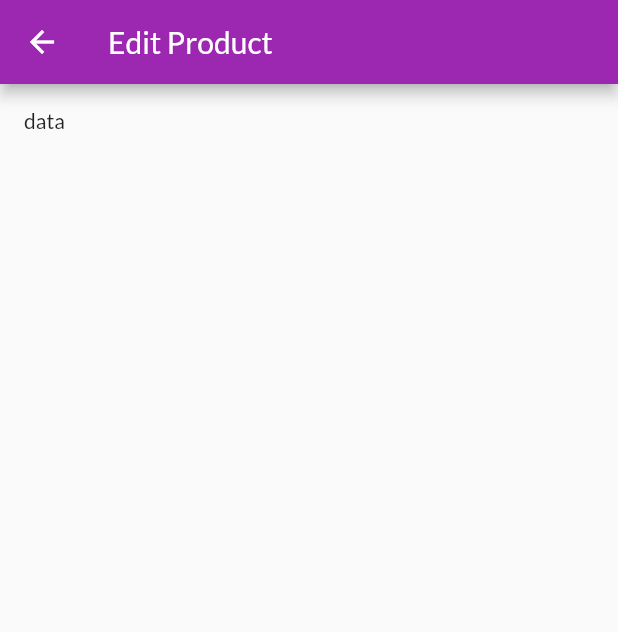
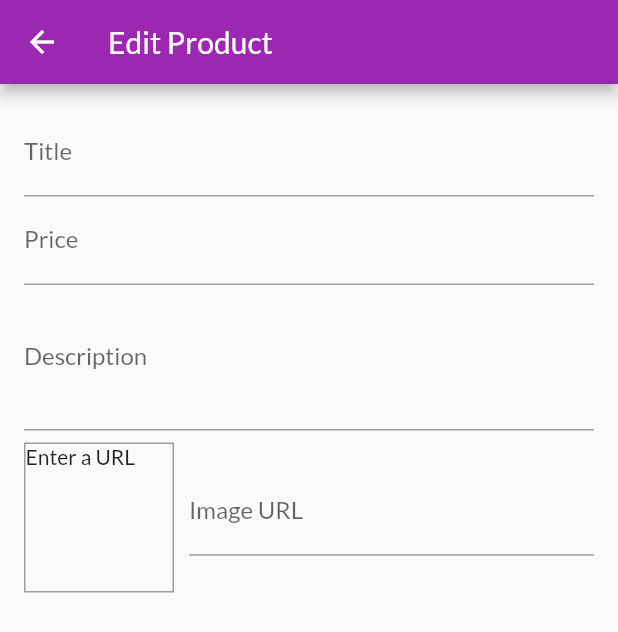
Before and after one commit to felixdusengimana/shoply, a Flutter app: the AddEditProductScreen screen opened directly, on a phone screen of 412 x 824 dp. Shown: the top 632 px of the screen. Run offline on Flutter 3.47's test engine with Material 2 defaults, Android fonts, the phone set to English and light mode, and no system bars; network calls fail.

Commit message:
feat: for

```diff
--- a/lib/main.dart
+++ b/lib/main.dart
@@ -3,6 +3,7 @@ import 'package:provider/provider.dart';
 
 import '../screens/cart_screen.dart';
 import './screens/order_screen.dart';
+import '../screens/edit_product_screen.dart';
 import './screens/products_overview_screen.dart';
 import './screens/product_details_screen.dart';
 import './screens/user_products_screen.dart';
@@ -41,7 +42,8 @@ class MyApp extends StatelessWidget {
           ProductDetailsScreen.routeName: (ctx) => ProductDetailsScreen(),
           CartScreen.routeName: (ctx) => CartScreen(),
           OrderScreen.routeName: (ctx) => OrderScreen(),
-          UserProductScreen.routeName: (ctx) => UserProductScreen(),
+          UserProductScreen.routeName: (ctx) => const UserProductScreen(),
+          AddEditProductScreen.routeName: (ctx) => const AddEditProductScreen(),
         },
       ),
     );
--- a/lib/screens/edit_product_screen.dart
+++ b/lib/screens/edit_product_screen.dart
@@ -1,6 +1,8 @@
 import 'package:flutter/material.dart';
 
 class AddEditProductScreen extends StatefulWidget {
+  static const routeName = '/edit-product';
+
   const AddEditProductScreen({Key? key}) : super(key: key);
 
   @override
@@ -8,13 +10,80 @@ class AddEditProductScreen extends StatefulWidget {
 }
 
 class _AddEditProductScreenState extends State<AddEditProductScreen> {
+  final _priceFocusNode = FocusNode();
+  final _descriptionFocusNode = FocusNode();
+  final _imageUrlControll = TextEditingController();
+
+  @override
+  void dispose() {
+    _priceFocusNode.dispose();
+    _descriptionFocusNode.dispose();
+    _imageUrlControll.dispose();
+    super.dispose();
+  }
+
   @override
   Widget build(BuildContext context) {
     return Scaffold(
       appBar: AppBar(
         title: const Text('Edit Product'),
       ),
-      body: const Padding(padding: EdgeInsets.all(16), child: Text("data")),
+      body: Padding(
+        padding: const EdgeInsets.all(16),
+        child: Form(
+            child: ListView(
+          children: <Widget>[
+            TextFormField(
+              decoration: const InputDecoration(
+                labelText: 'Title',
+              ),
+              textInputAction: TextInputAction.next,
+              onFieldSubmitted: (_) {
+                FocusScope.of(context).requestFocus(_priceFocusNode);
+              },
+            ),
+            TextFormField(
+              decoration: const InputDecoration(labelText: 'Price'),
+              keyboardType: TextInputType.number,
+              textInputAction: TextInputAction.next,
+              focusNode: _priceFocusNode,
+              onFieldSubmitted: (_) {
+                FocusScope.of(context).requestFocus(_descriptionFocusNode);
+              },
+            ),
+            TextFormField(
+              decoration: const InputDecoration(labelText: 'Description'),
+              keyboardType: TextInputType.multiline,
+              maxLines: 3,
+              focusNode: _descriptionFocusNode,
+            ),
+            Row(
+              children: <Widget>[
+                Container(
+                  width: 100,
+                  height: 100,
+                  margin: const EdgeInsets.only(top: 8, right: 10),
+                  decoration: BoxDecoration(
+                      border: Border.all(width: 1, color: Colors.grey)),
+                  child: _imageUrlControll.text.isEmpty
+                      ? const Text("Enter a URL")
+                      : FittedBox(
+                          child: Image.network(_imageUrlControll.text),
+                        ),
+                ),
+                Expanded(
+                  child: TextFormField(
+                    decoration: const InputDecoration(labelText: 'Image URL'),
+                    keyboardType: TextInputType.url,
+                    textInputAction: TextInputAction.done,
+                    controller: _imageUrlControll,
+                  ),
+                )
+              ],
+            ),
+          ],
+        )),
+      ),
     );
   }
 }
--- a/lib/screens/user_products_screen.dart
+++ b/lib/screens/user_products_screen.dart
@@ -1,5 +1,7 @@
 import 'package:flutter/material.dart';
 import 'package:provider/provider.dart';
+
+import '../screens/edit_product_screen.dart';
 
 import '../providers/products_provider.dart';
 import '../widgets/app_drawer.dart';
@@ -17,7 +19,9 @@ class UserProductScreen extends StatelessWidget {
         title: const Text('Your Products'),
         actions: [
           IconButton(
-            onPressed: () {},
+            onPressed: () {
+              Navigator.of(context).pushNamed(AddEditProductScreen.routeName);
+            },
             icon: const Icon(Icons.add),
           ),
         ],
```
